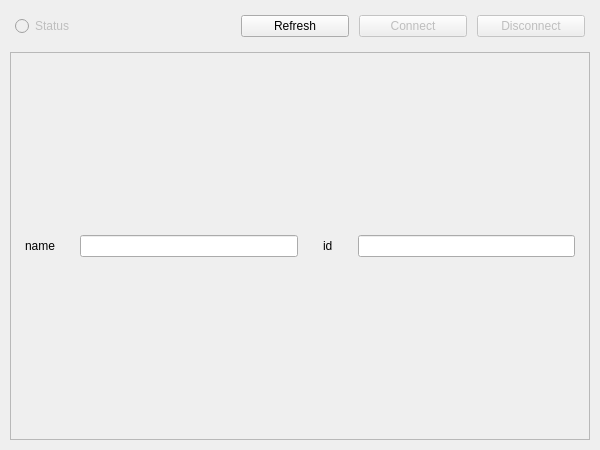
Above: qcore/gui/instrument_widget.ui from deanpoulos/qcore-octave before the change. Below: the same form after it.
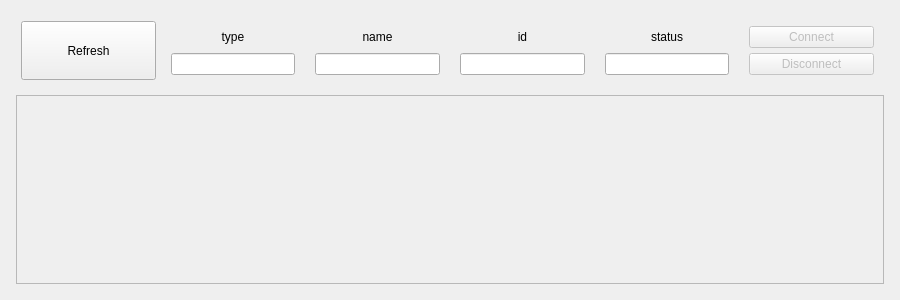
That is the form after the change.

Commit message: Initial test of Verse with Server and Instrument functionality for LMS

```diff
--- a/qcore/gui/instrument_widget.ui
+++ b/qcore/gui/instrument_widget.ui
@@ -6,35 +6,20 @@
    <rect>
     <x>0</x>
     <y>0</y>
-    <width>600</width>
-    <height>450</height>
+    <width>900</width>
+    <height>300</height>
    </rect>
   </property>
   <property name="minimumSize">
    <size>
-    <width>600</width>
+    <width>900</width>
     <height>300</height>
    </size>
   </property>
   <property name="windowTitle">
    <string>Instrument</string>
   </property>
-  <layout class="QVBoxLayout" name="verticalLayout_3">
-   <property name="spacing">
-    <number>10</number>
-   </property>
-   <property name="leftMargin">
-    <number>5</number>
-   </property>
-   <property name="topMargin">
-    <number>5</number>
-   </property>
-   <property name="rightMargin">
-    <number>5</number>
-   </property>
-   <property name="bottomMargin">
-    <number>5</number>
-   </property>
+  <layout class="QHBoxLayout" name="horizontalLayout">
    <item>
     <layout class="QVBoxLayout" name="instrument_widget_layout" stretch="1,4">
      <property name="spacing">
@@ -53,7 +38,7 @@
       <number>5</number>
      </property>
      <item>
-      <layout class="QHBoxLayout" name="button_layout" stretch="2,1,1,1">
+      <layout class="QHBoxLayout" name="top_layout">
        <property name="spacing">
         <number>10</number>
        </property>
@@ -69,48 +54,264 @@
        <property name="bottomMargin">
         <number>5</number>
        </property>
-       <item>
-        <widget class="QRadioButton" name="status_button">
-         <property name="enabled">
-          <bool>false</bool>
-         </property>
-         <property name="layoutDirection">
-          <enum>Qt::LeftToRight</enum>
-         </property>
-         <property name="text">
-          <string>Status</string>
-         </property>
-         <property name="checkable">
-          <bool>true</bool>
-         </property>
-        </widget>
-       </item>
        <item>
         <widget class="QPushButton" name="refresh_button">
+         <property name="sizePolicy">
+          <sizepolicy hsizetype="Preferred" vsizetype="Preferred">
+           <horstretch>0</horstretch>
+           <verstretch>0</verstretch>
+          </sizepolicy>
+         </property>
          <property name="text">
           <string>Refresh</string>
          </property>
         </widget>
        </item>
        <item>
-        <widget class="QPushButton" name="connect_button">
-         <property name="enabled">
-          <bool>false</bool>
+        <layout class="QVBoxLayout" name="type_layout">
+         <property name="spacing">
+          <number>5</number>
          </property>
-         <property name="text">
-          <string>Connect</string>
+         <property name="leftMargin">
+          <number>5</number>
          </property>
-        </widget>
+         <property name="topMargin">
+          <number>5</number>
+         </property>
+         <property name="rightMargin">
+          <number>5</number>
+         </property>
+         <property name="bottomMargin">
+          <number>5</number>
+         </property>
+         <item>
+          <widget class="QLabel" name="type_label">
+           <property name="sizePolicy">
+            <sizepolicy hsizetype="Preferred" vsizetype="Preferred">
+             <horstretch>0</horstretch>
+             <verstretch>0</verstretch>
+            </sizepolicy>
+           </property>
+           <property name="text">
+            <string>type</string>
+           </property>
+           <property name="alignment">
+            <set>Qt::AlignCenter</set>
+           </property>
+          </widget>
+         </item>
+         <item>
+          <widget class="QLineEdit" name="type_field">
+           <property name="sizePolicy">
+            <sizepolicy hsizetype="Preferred" vsizetype="Preferred">
+             <horstretch>0</horstretch>
+             <verstretch>0</verstretch>
+            </sizepolicy>
+           </property>
+           <property name="alignment">
+            <set>Qt::AlignCenter</set>
+           </property>
+           <property name="readOnly">
+            <bool>true</bool>
+           </property>
+          </widget>
+         </item>
+        </layout>
        </item>
        <item>
-        <widget class="QPushButton" name="disconnect_button">
-         <property name="enabled">
-          <bool>false</bool>
+        <layout class="QVBoxLayout" name="name_layout">
+         <property name="spacing">
+          <number>5</number>
          </property>
-         <property name="text">
-          <string>Disconnect</string>
+         <property name="leftMargin">
+          <number>5</number>
          </property>
-        </widget>
+         <property name="topMargin">
+          <number>5</number>
+         </property>
+         <property name="rightMargin">
+          <number>5</number>
+         </property>
+         <property name="bottomMargin">
+          <number>5</number>
+         </property>
+         <item>
+          <widget class="QLabel" name="name_label">
+           <property name="sizePolicy">
+            <sizepolicy hsizetype="Preferred" vsizetype="Preferred">
+             <horstretch>0</horstretch>
+             <verstretch>0</verstretch>
+            </sizepolicy>
+           </property>
+           <property name="text">
+            <string>name</string>
+           </property>
+           <property name="alignment">
+            <set>Qt::AlignCenter</set>
+           </property>
+          </widget>
+         </item>
+         <item>
+          <widget class="QLineEdit" name="name_field">
+           <property name="sizePolicy">
+            <sizepolicy hsizetype="Preferred" vsizetype="Preferred">
+             <horstretch>0</horstretch>
+             <verstretch>0</verstretch>
+            </sizepolicy>
+           </property>
+           <property name="alignment">
+            <set>Qt::AlignCenter</set>
+           </property>
+          </widget>
+         </item>
+        </layout>
+       </item>
+       <item>
+        <layout class="QVBoxLayout" name="id_layout">
+         <property name="spacing">
+          <number>5</number>
+         </property>
+         <property name="leftMargin">
+          <number>5</number>
+         </property>
+         <property name="topMargin">
+          <number>5</number>
+         </property>
+         <property name="rightMargin">
+          <number>5</number>
+         </property>
+         <property name="bottomMargin">
+          <number>5</number>
+         </property>
+         <item>
+          <widget class="QLabel" name="id_label">
+           <property name="sizePolicy">
+            <sizepolicy hsizetype="Preferred" vsizetype="Preferred">
+             <horstretch>0</horstretch>
+             <verstretch>0</verstretch>
+            </sizepolicy>
+           </property>
+           <property name="text">
+            <string>id</string>
+           </property>
+           <property name="alignment">
+            <set>Qt::AlignCenter</set>
+           </property>
+          </widget>
+         </item>
+         <item>
+          <widget class="QLineEdit" name="id_field">
+           <property name="sizePolicy">
+            <sizepolicy hsizetype="Preferred" vsizetype="Preferred">
+             <horstretch>0</horstretch>
+             <verstretch>0</verstretch>
+            </sizepolicy>
+           </property>
+           <property name="alignment">
+            <set>Qt::AlignCenter</set>
+           </property>
+           <property name="readOnly">
+            <bool>true</bool>
+           </property>
+          </widget>
+         </item>
+        </layout>
+       </item>
+       <item>
+        <layout class="QVBoxLayout" name="status_layout">
+         <property name="spacing">
+          <number>5</number>
+         </property>
+         <property name="leftMargin">
+          <number>5</number>
+         </property>
+         <property name="topMargin">
+          <number>5</number>
+         </property>
+         <property name="rightMargin">
+          <number>5</number>
+         </property>
+         <property name="bottomMargin">
+          <number>5</number>
+         </property>
+         <item>
+          <widget class="QLabel" name="status_label">
+           <property name="text">
+            <string>status</string>
+           </property>
+           <property name="alignment">
+            <set>Qt::AlignCenter</set>
+           </property>
+          </widget>
+         </item>
+         <item>
+          <widget class="QLineEdit" name="status_field">
+           <property name="sizePolicy">
+            <sizepolicy hsizetype="Preferred" vsizetype="Preferred">
+             <horstretch>0</horstretch>
+             <verstretch>0</verstretch>
+            </sizepolicy>
+           </property>
+           <property name="alignment">
+            <set>Qt::AlignCenter</set>
+           </property>
+           <property name="readOnly">
+            <bool>true</bool>
+           </property>
+          </widget>
+         </item>
+        </layout>
+       </item>
+       <item>
+        <layout class="QVBoxLayout" name="connect_buttons_layout">
+         <property name="spacing">
+          <number>5</number>
+         </property>
+         <property name="leftMargin">
+          <number>5</number>
+         </property>
+         <property name="topMargin">
+          <number>5</number>
+         </property>
+         <property name="rightMargin">
+          <number>5</number>
+         </property>
+         <property name="bottomMargin">
+          <number>5</number>
+         </property>
+         <item>
+          <widget class="QPushButton" name="connect_button">
+           <property name="enabled">
+            <bool>false</bool>
+           </property>
+           <property name="sizePolicy">
+            <sizepolicy hsizetype="Preferred" vsizetype="Preferred">
+             <horstretch>0</horstretch>
+             <verstretch>0</verstretch>
+            </sizepolicy>
+           </property>
+           <property name="text">
+            <string>Connect</string>
+           </property>
+          </widget>
+         </item>
+         <item>
+          <widget class="QPushButton" name="disconnect_button">
+           <property name="enabled">
+            <bool>false</bool>
+           </property>
+           <property name="sizePolicy">
+            <sizepolicy hsizetype="Preferred" vsizetype="Preferred">
+             <horstretch>0</horstretch>
+             <verstretch>0</verstretch>
+            </sizepolicy>
+           </property>
+           <property name="text">
+            <string>Disconnect</string>
+           </property>
+          </widget>
+         </item>
+        </layout>
        </item>
       </layout>
      </item>
@@ -124,13 +325,19 @@
          <rect>
           <x>0</x>
           <y>0</y>
-          <width>578</width>
-          <height>334</height>
+          <width>870</width>
+          <height>189</height>
          </rect>
         </property>
-        <layout class="QVBoxLayout" name="verticalLayout">
+        <layout class="QHBoxLayout" name="horizontalLayout_2">
          <item>
-          <layout class="QGridLayout" name="p_layout" rowstretch="0" columnstretch="0,0,0,0">
+          <layout class="QFormLayout" name="settables_form">
+           <property name="horizontalSpacing">
+            <number>10</number>
+           </property>
+           <property name="verticalSpacing">
+            <number>10</number>
+           </property>
            <property name="leftMargin">
             <number>5</number>
            </property>
@@ -143,58 +350,28 @@
            <property name="bottomMargin">
             <number>5</number>
            </property>
-           <property name="spacing">
-            <number>25</number>
+          </layout>
+         </item>
+         <item>
+          <layout class="QFormLayout" name="gettables_form">
+           <property name="horizontalSpacing">
+            <number>10</number>
            </property>
-           <item row="0" column="2">
-            <widget class="QLabel" name="id_label">
-             <property name="text">
-              <string>id</string>
-             </property>
-             <property name="alignment">
-              <set>Qt::AlignLeading|Qt::AlignLeft|Qt::AlignVCenter</set>
-             </property>
-            </widget>
-           </item>
-           <item row="0" column="0">
-            <widget class="QLabel" name="name_label">
-             <property name="text">
-              <string>name</string>
-             </property>
-             <property name="alignment">
-              <set>Qt::AlignLeading|Qt::AlignLeft|Qt::AlignVCenter</set>
-             </property>
-            </widget>
-           </item>
-           <item row="0" column="3">
-            <widget class="QLineEdit" name="id">
-             <property name="sizePolicy">
-              <sizepolicy hsizetype="Expanding" vsizetype="Fixed">
-               <horstretch>0</horstretch>
-               <verstretch>0</verstretch>
-              </sizepolicy>
-             </property>
-             <property name="alignment">
-              <set>Qt::AlignLeading|Qt::AlignLeft|Qt::AlignVCenter</set>
-             </property>
-             <property name="readOnly">
-              <bool>true</bool>
-             </property>
-            </widget>
-           </item>
-           <item row="0" column="1">
-            <widget class="QLineEdit" name="name">
-             <property name="sizePolicy">
-              <sizepolicy hsizetype="Expanding" vsizetype="Preferred">
-               <horstretch>0</horstretch>
-               <verstretch>0</verstretch>
-              </sizepolicy>
-             </property>
-             <property name="alignment">
-              <set>Qt::AlignLeading|Qt::AlignLeft|Qt::AlignVCenter</set>
-             </property>
-            </widget>
-           </item>
+           <property name="verticalSpacing">
+            <number>10</number>
+           </property>
+           <property name="leftMargin">
+            <number>5</number>
+           </property>
+           <property name="topMargin">
+            <number>5</number>
+           </property>
+           <property name="rightMargin">
+            <number>5</number>
+           </property>
+           <property name="bottomMargin">
+            <number>5</number>
+           </property>
           </layout>
          </item>
         </layout>
```
The commit also changes 10 other files.
